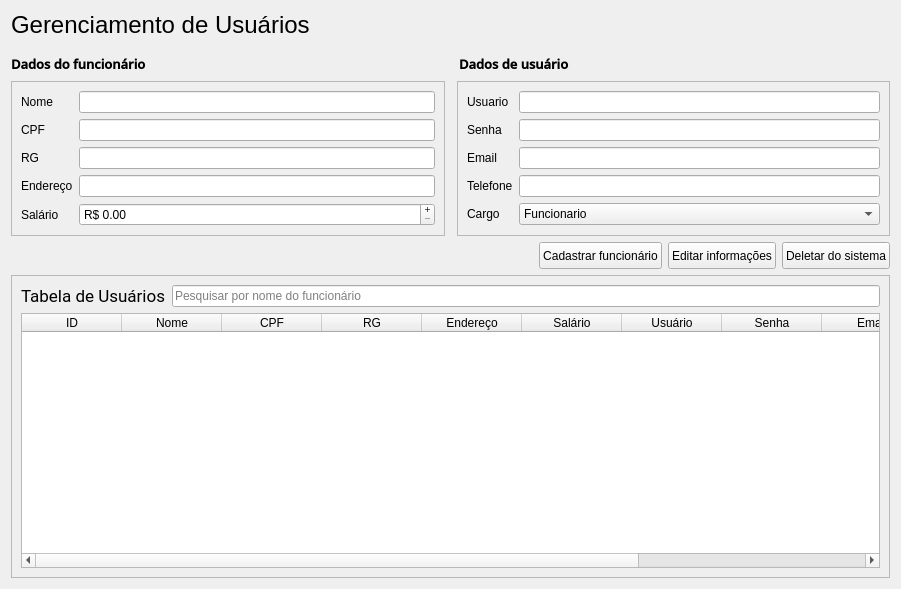
PedroGregori/Projeto_Integrador--SENAC_BA-2022, file view/management UIs/users_management.ui: the form before one commit.
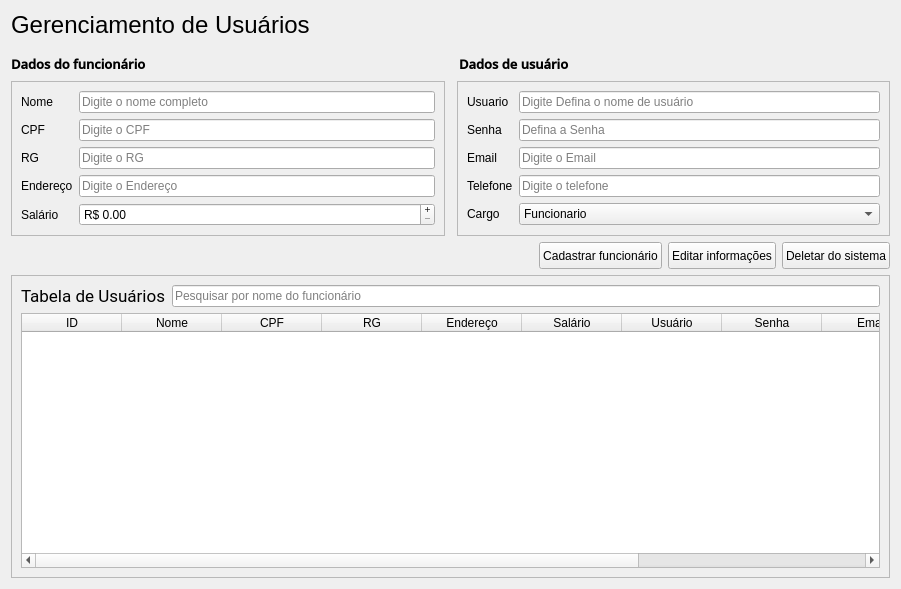
The form after the commit.

```diff
--- a/view/management UIs/users_management.ui
+++ b/view/management UIs/users_management.ui
@@ -124,7 +124,11 @@
            </widget>
           </item>
           <item row="0" column="1">
-           <widget class="QLineEdit" name="name"/>
+           <widget class="QLineEdit" name="name">
+            <property name="placeholderText">
+             <string>Digite o nome completo</string>
+            </property>
+           </widget>
           </item>
           <item row="1" column="0">
            <widget class="QLabel" name="cpfLabel">
@@ -138,6 +142,9 @@
             <property name="maxLength">
              <number>11</number>
             </property>
+            <property name="placeholderText">
+             <string>Digite o CPF</string>
+            </property>
            </widget>
           </item>
           <item row="2" column="0">
@@ -161,6 +168,9 @@
             <property name="cursorPosition">
              <number>0</number>
             </property>
+            <property name="placeholderText">
+             <string>Digite o RG</string>
+            </property>
            </widget>
           </item>
           <item row="3" column="0">
@@ -171,7 +181,11 @@
            </widget>
           </item>
           <item row="3" column="1">
-           <widget class="QLineEdit" name="address"/>
+           <widget class="QLineEdit" name="address">
+            <property name="placeholderText">
+             <string>Digite o Endereço</string>
+            </property>
+           </widget>
           </item>
           <item row="4" column="0">
            <widget class="QLabel" name="salaryLabel">
@@ -232,7 +246,11 @@
            </widget>
           </item>
           <item row="0" column="1">
-           <widget class="QLineEdit" name="user"/>
+           <widget class="QLineEdit" name="user">
+            <property name="placeholderText">
+             <string>Digite Defina o nome de usuário</string>
+            </property>
+           </widget>
           </item>
           <item row="1" column="0">
            <widget class="QLabel" name="passwordLabel">
@@ -242,7 +260,11 @@
            </widget>
           </item>
           <item row="1" column="1">
-           <widget class="QLineEdit" name="password"/>
+           <widget class="QLineEdit" name="password">
+            <property name="placeholderText">
+             <string>Defina a Senha</string>
+            </property>
+           </widget>
           </item>
           <item row="2" column="0">
            <widget class="QLabel" name="emailLabel">
@@ -252,7 +274,11 @@
            </widget>
           </item>
           <item row="2" column="1">
-           <widget class="QLineEdit" name="email"/>
+           <widget class="QLineEdit" name="email">
+            <property name="placeholderText">
+             <string>Digite o Email</string>
+            </property>
+           </widget>
           </item>
           <item row="3" column="0">
            <widget class="QLabel" name="phoneLabel">
@@ -275,6 +301,9 @@
             <property name="cursorPosition">
              <number>0</number>
             </property>
+            <property name="placeholderText">
+             <string>Digite o telefone</string>
+            </property>
            </widget>
           </item>
           <item row="4" column="1">
```
Left out of the diff: 6 changed lines with no effect on the pictures.
